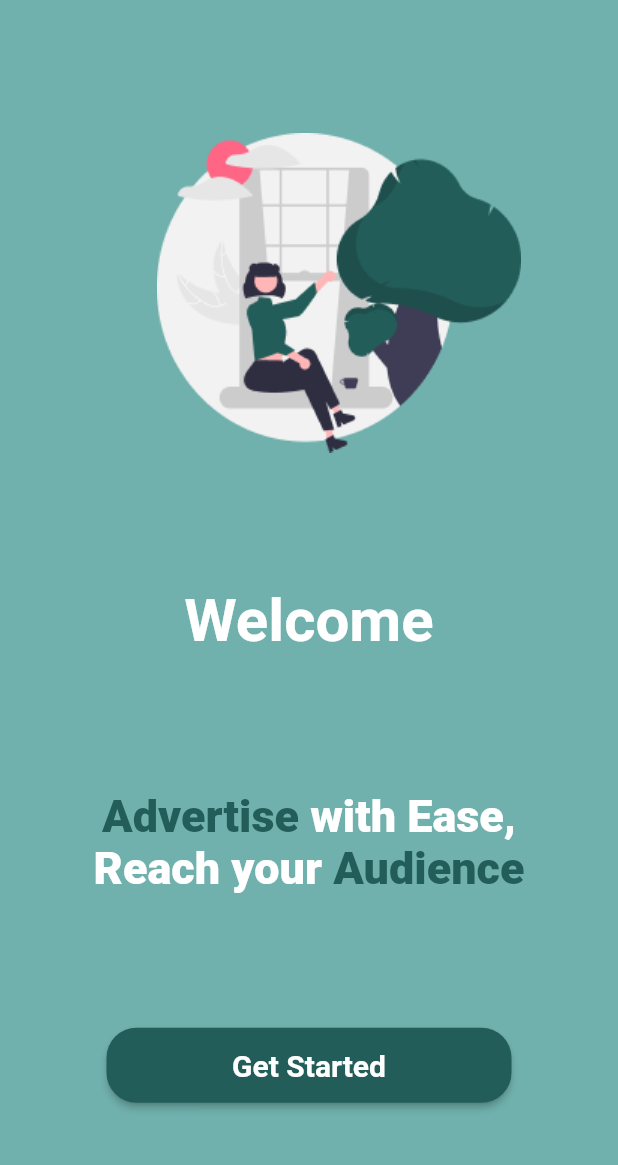
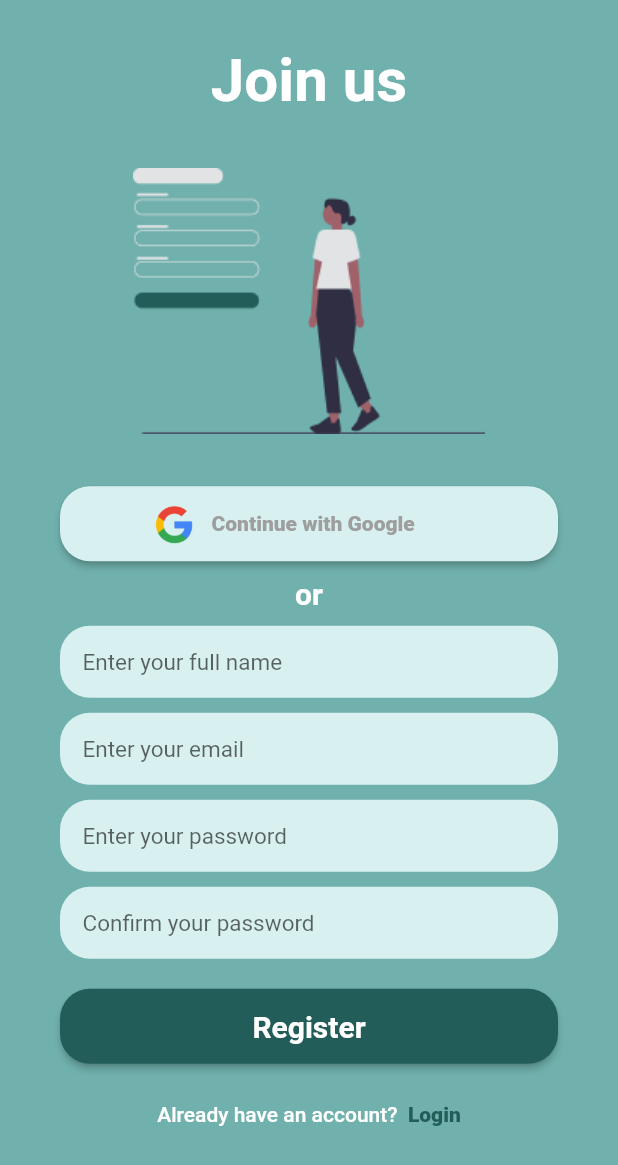
Before and after one commit to dinilgamage/Addy, a Flutter app: the screen it shows after launch, after a tap on "Get Started", on a phone screen of 412 x 824 dp. Shown: the top 1165 px of the screen. Run offline on Flutter 3.47's test engine with Material 2 defaults, Android fonts, the light colour scheme and no system bars.

Commit message:
code login and register

```diff
--- a/lib/colors/themes.dart
+++ b/lib/colors/themes.dart
@@ -7,7 +7,7 @@ class AppTheme {
       color: Color.fromARGB(255, 35, 93, 89),
     )),
     colorScheme: const ColorScheme.light(
-        primary: Color.fromARGB(255, 112, 177, 173),
+        primary: Color.fromARGB(255, 216, 241, 240),
         background: Color.fromARGB(255, 112, 177, 173),
         secondary: Color.fromARGB(255, 35, 93, 89)),
     // elevatedButtonTheme: ElevatedButtonThemeData(
--- a/lib/landingpage/landing.dart
+++ b/lib/landingpage/landing.dart
@@ -1,4 +1,5 @@
 import 'package:addy/colors/themes.dart';
+import 'package:addy/registerscreen/register.dart';
 import 'package:flutter/material.dart';
 import 'package:addy/colors/colors.dart';
 
@@ -65,7 +66,13 @@ class LandingPage extends StatelessWidget {
                   width: 270,
                   height: 50,
                   child: ElevatedButton(
-                    onPressed: () {},
+                    onPressed: () {
+                      Navigator.of(context).push(
+                        MaterialPageRoute(
+                          builder: (context) => RegisterScreen(),
+                        ),
+                      );
+                    },
                     style: ElevatedButton.styleFrom(
                       shape: RoundedRectangleBorder(
                           borderRadius: BorderRadius.circular(20)),
--- a/lib/main.dart
+++ b/lib/main.dart
@@ -1,6 +1,8 @@
+import 'package:addy/loginscreen/login.dart';
 import 'package:flutter/material.dart';
 import 'package:addy/colors/themes.dart';
 import 'landingpage/landing.dart';
+import 'registerscreen/register.dart';
 
 void main() {
   runApp(const MyApp());
--- /dev/null
+++ b/lib/registerscreen/register.dart
@@ -0,0 +1,200 @@
+import 'package:flutter/material.dart';
+import 'package:addy/loginscreen/login.dart';
+
+class RegisterScreen extends StatelessWidget {
+  const RegisterScreen({Key? key}) : super(key: key);
+
+  @override
+  Widget build(BuildContext context) {
+    final size = MediaQuery.of(context).size;
+    return Scaffold(
+        backgroundColor: Theme.of(context).colorScheme.background,
+        body: SingleChildScrollView(
+          child: Center(
+            child: SafeArea(
+                child: Container(
+              padding: EdgeInsets.fromLTRB(40, 0, 40, 0),
+              child: Column(
+                children: [
+                  Padding(
+                    padding: EdgeInsets.only(top: 30),
+                    child: Text(
+                      'Join us',
+                      style: TextStyle(
+                        fontSize: 40,
+                        fontWeight: FontWeight.w600,
+                        color: Colors.white,
+                      ),
+                    ),
+                  ),
+                  Image(
+                    image: AssetImage('assets/register.png'),
+                    height: size.height * 0.3,
+                  ),
+                  Form(
+                      child: Column(
+                    children: [
+                      SizedBox(
+                        width: double.infinity,
+                        height: 50,
+                        child: ElevatedButton(
+                          onPressed: () {},
+                          style: ElevatedButton.styleFrom(
+                            shape: RoundedRectangleBorder(
+                                borderRadius: BorderRadius.circular(20)),
+                            backgroundColor:
+                                Theme.of(context).colorScheme.primary,
+                          ),
+                          child: Padding(
+                            padding: const EdgeInsets.only(left: 35),
+                            child: Row(
+                              children: [
+                                Image.asset('assets/google-logo.png'),
+                                Text(
+                                  'Continue with Google',
+                                  style: TextStyle(
+                                    fontWeight: FontWeight.w900,
+                                    color: Colors.grey,
+                                  ),
+                                ),
+                              ],
+                            ),
+                          ),
+                        ),
+                      ),
+                      Padding(
+                        padding: const EdgeInsets.symmetric(vertical: 10),
+                        child: Text(
+                          'or',
+                          style: TextStyle(
+                            color: Colors.white,
+                            fontWeight: FontWeight.w600,
+                            fontSize: 20,
+                          ),
+                        ),
+                      ),
+                      Container(
+                        decoration: BoxDecoration(
+                          borderRadius: BorderRadius.circular(20),
+                          color: Theme.of(context).colorScheme.primary,
+                        ),
+                        child: TextFormField(
+                          decoration: InputDecoration(
+                            contentPadding: EdgeInsets.only(left: 15),
+                            hintStyle: TextStyle(fontSize: 15),
+                            hintText: 'Enter your full name',
+                            border: InputBorder.none,
+                          ),
+                        ),
+                      ),
+                      SizedBox(
+                        height: 10,
+                      ),
+                      Container(
+                        decoration: BoxDecoration(
+                          borderRadius: BorderRadius.circular(20),
+                          color: Theme.of(context).colorScheme.primary,
+                        ),
+                        child: TextFormField(
+                          decoration: InputDecoration(
+                            contentPadding: EdgeInsets.only(left: 15),
+                            hintStyle: TextStyle(fontSize: 15),
+                            hintText: 'Enter your email',
+                            border: InputBorder.none,
+                          ),
+                        ),
+                      ),
+                      SizedBox(
+                        height: 10,
+                      ),
+                      Container(
+                        decoration: BoxDecoration(
+                          borderRadius: BorderRadius.circular(20),
+                          color: Theme.of(context).colorScheme.primary,
+                        ),
+                        child: TextFormField(
+                          decoration: InputDecoration(
+                            contentPadding: EdgeInsets.only(left: 15),
+                            hintStyle: TextStyle(fontSize: 15),
+                            hintText: 'Enter your password',
+                            border: InputBorder.none,
+                          ),
+                        ),
+                      ),
+                      SizedBox(
+                        height: 10,
+                      ),
+                      Container(
+                        decoration: BoxDecoration(
+                          borderRadius: BorderRadius.circular(20),
+                          color: Theme.of(context).colorScheme.primary,
+                        ),
+                        child: TextFormField(
+                          decoration: InputDecoration(
+                            contentPadding: EdgeInsets.only(left: 15),
+                            hintStyle: TextStyle(fontSize: 15),
+                            hintText: 'Confirm your password',
+                            border: InputBorder.none,
+                          ),
+                        ),
+                      ),
+                      SizedBox(
+                        height: 20,
+                      ),
+                      SizedBox(
+                        width: double.infinity,
+                        height: 50,
+                        child: ElevatedButton(
+                          onPressed: () {},
+                          style: ElevatedButton.styleFrom(
+                            shape: RoundedRectangleBorder(
+                                borderRadius: BorderRadius.circular(20)),
+                            backgroundColor:
+                                Theme.of(context).colorScheme.secondary,
+                          ),
+                          child: const Padding(
+                            padding: EdgeInsets.all(10),
+                            child: Text(
+                              'Register',
+                              style: TextStyle(
+                                  fontSize: 20,
+                                  color: Colors.white,
+                                  fontWeight: FontWeight.bold),
+                            ),
+                          ),
+                        ),
+                      ),
+                      SizedBox(
+                        height: 10,
+                      ),
+                      TextButton(
+                          onPressed: () {
+                            Navigator.of(context).pushReplacement(
+                              MaterialPageRoute(
+                                builder: (context) => LoginScreen(),
+                              ),
+                            );
+                          },
+                          child: Text.rich(TextSpan(
+                              text: 'Already have an account?  ',
+                              style: TextStyle(color: Colors.white),
+                              children: [
+                                TextSpan(
+                                    text: 'Login',
+                                    style: TextStyle(
+                                        fontWeight: FontWeight.w900,
+                                        color: Theme.of(context).brightness ==
+                                                Brightness.light
+                                            ? Color.fromARGB(255, 35, 93, 89)
+                                            : Color.fromARGB(
+                                                255, 112, 177, 173)))
+                              ]))),
+                    ],
+                  ))
+                ],
+              ),
+            )),
+          ),
+        ));
+  }
+}
```
Also changed, not shown: lib/loginscreen/login.dart (added, +177 -0 lines), assets/google-logo.png (added), assets/login.png (added), assets/register.png (added).
